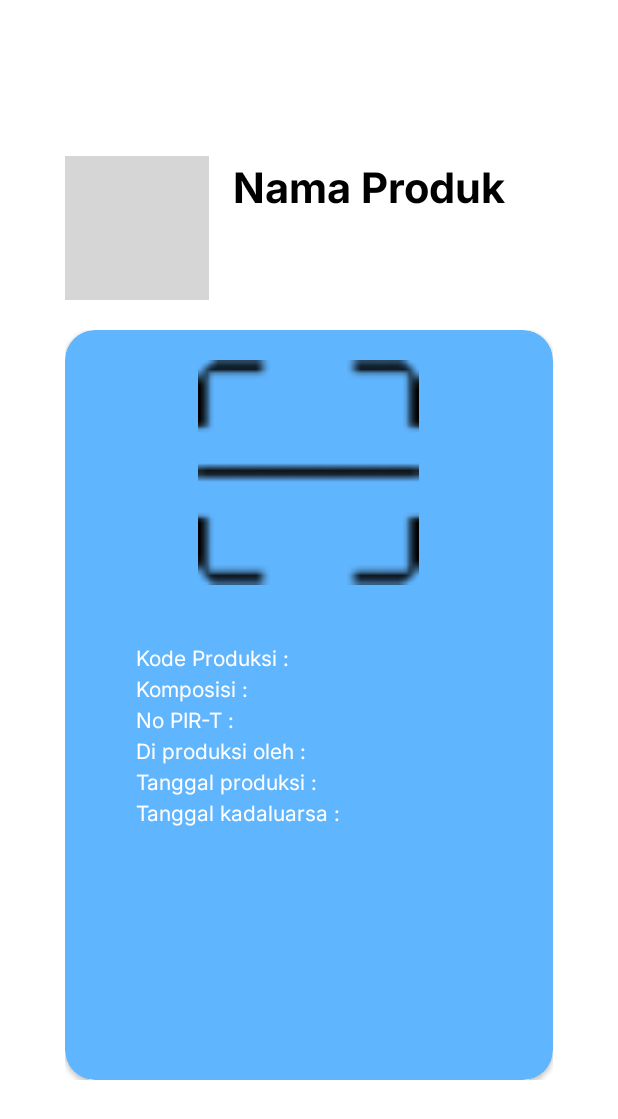
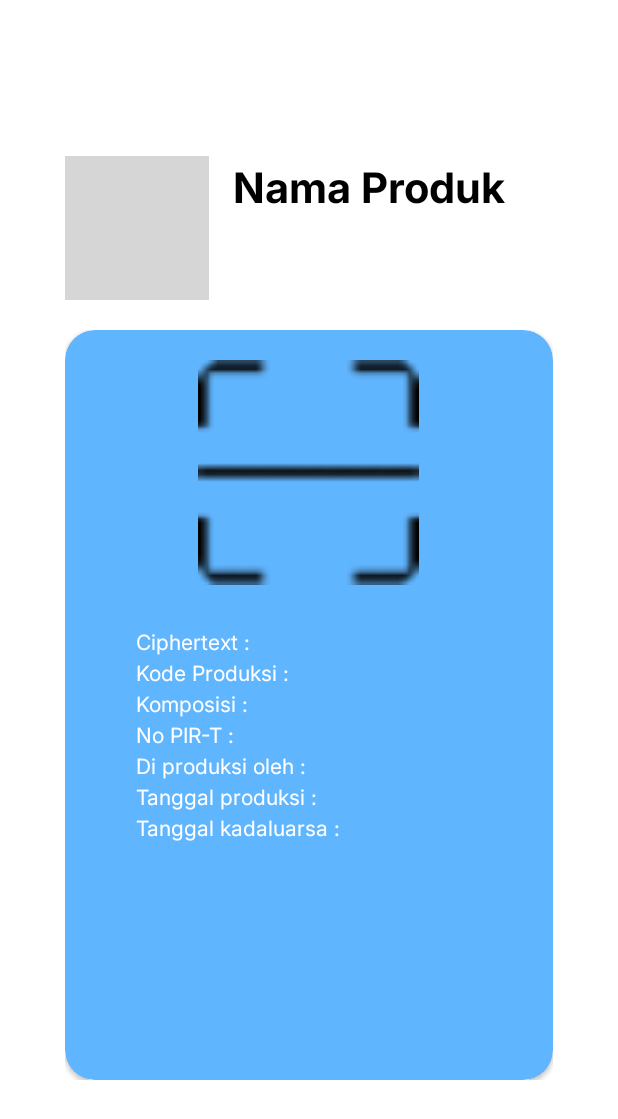
Before and after one commit to fikriks/ensaseroja-mobile, an Android app: the ResultProduct screen opened directly, with no data from a screen before it, on a phone screen of 412 x 824 dp. Shown: the top 1119 px of the screen. Run offline under Robolectric (Android 15) with nearby library versions, the phone set to English and light mode, and no system bars; pictures from the network do not load; grey boxes are pictures that could not be loaded.

Commit message:
feat: display ciphertext in product result
This commit adds the display of the ciphertext in the product result screen.

The following changes were made:
- Added `kode_enkripsi` field to `DataRes` model and corresponding getter/setter.
- Passed ciphertext from `ScannerQR` activity to `ResultProduct` activity.
- Displayed ciphertext in `ResultProduct` activity layout.

```diff
--- a/app/src/main/java/com/algoritma/melani_AE6/activity/ResultProduct.java
+++ b/app/src/main/java/com/algoritma/melani_AE6/activity/ResultProduct.java
@@ -42,6 +42,7 @@ public class ResultProduct extends AppCompatActivity {
         Bundle extras = getIntent().getExtras();
         if (extras != null) {
             // Menampilkan data produk ke UI
+            binding.ciphertext.setText("Ciphertext : " + extras.getString("ciphertext"));
             binding.namaProduk.setText("Nama Produk : " + extras.getString("produk"));
             binding.kodeproduksi.setText("Kode Produksi : " + extras.getString("kode_produksi"));
             binding.komposisi.setText("Komposisi : " + extras.getString("komposisi"));
--- a/app/src/main/java/com/algoritma/melani_AE6/activity/ScannerQR.java
+++ b/app/src/main/java/com/algoritma/melani_AE6/activity/ScannerQR.java
@@ -103,6 +103,7 @@ public class ScannerQR extends AppCompatActivity {
                         if(response.body().getMessage().equals("Data Original")){
                             // Pindah ke ResultActivity dengan membawa data produk
                             Intent intent = new Intent(ScannerQR.this, ResultProduct.class);
+                            intent.putExtra("ciphertext", response.body().getData().get(0).getCiphertext());
                             intent.putExtra("produk", response.body().getData().get(0).getNama());
                             intent.putExtra("kode_produksi", response.body().getData().get(0).getKode_produksi());
                             intent.putExtra("komposisi", response.body().getData().get(0).getKomposisi());
--- a/app/src/main/res/layout/activity_result_product.xml
+++ b/app/src/main/res/layout/activity_result_product.xml
@@ -77,6 +77,13 @@
                     android:gravity="center"
                     android:orientation="vertical">
                     <TextView
+                        android:id="@+id/ciphertext"
+                        android:layout_width="match_parent"
+                        android:layout_height="wrap_content"
+                        android:text="Ciphertext : "
+                        android:textColor="@color/white"
+                        android:fontFamily="@font/inter_regular"/>
+                    <TextView
                         android:id="@+id/kodeproduksi"
                         android:layout_width="match_parent"
                         android:layout_height="wrap_content"
```
Also changed, not shown: app/src/main/java/com/algoritma/melani_AE6/model/DataRes.java (+10 -0 lines).
